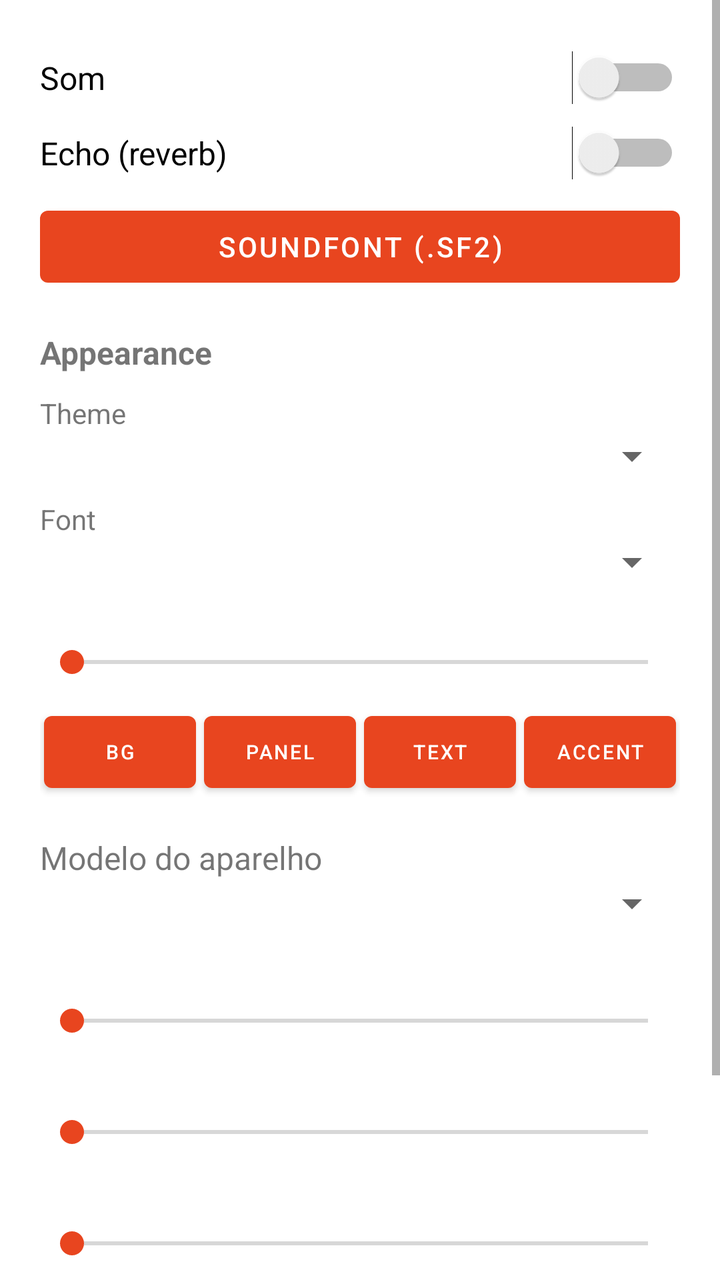
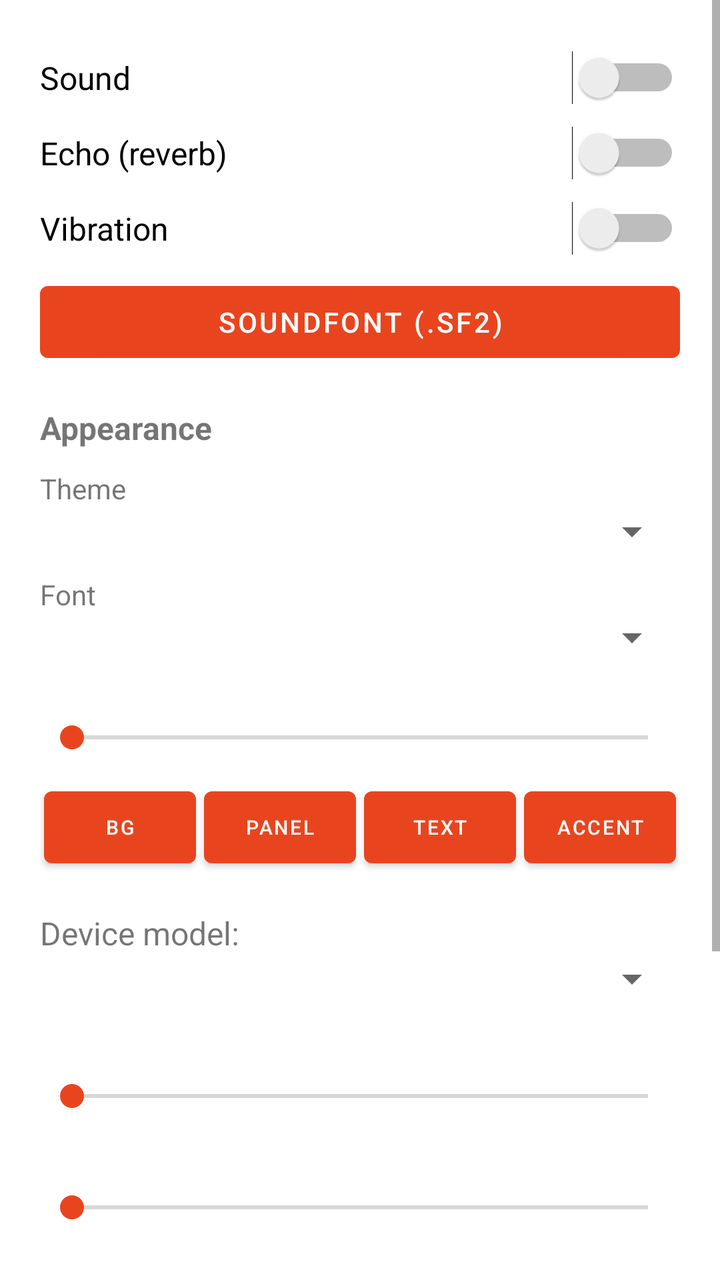

The first picture is an Android layout as it rendered before a commit; the second is the same layout after the commit. The layout source and the unified diff follow.
<!-- AndroidManifest.xml: application theme AppTheme -->
<!-- res/layout/activity_settings.xml -->
<?xml version="1.0" encoding="utf-8"?>
<ScrollView xmlns:android="http://schemas.android.com/apk/res/android"
    android:layout_width="match_parent"
    android:layout_height="match_parent">

    <LinearLayout
        android:layout_width="match_parent"
        android:layout_height="wrap_content"
        android:orientation="vertical"
        android:padding="20dp">

        <Switch
            android:id="@+id/sound"
            android:layout_width="match_parent"
            android:layout_height="wrap_content"
            android:text="@string/settings_sound"
            android:textSize="16sp"
            android:paddingTop="8dp"
            android:paddingBottom="8dp" />

        <Switch
            android:id="@+id/reverb"
            android:layout_width="match_parent"
            android:layout_height="wrap_content"
            android:text="Echo (reverb)"
            android:textSize="16sp"
            android:paddingTop="8dp"
            android:paddingBottom="8dp" />

        <Button
            android:id="@+id/soundfont"
            android:layout_width="match_parent"
            android:layout_height="wrap_content"
            android:layout_marginTop="4dp"
            android:text="Soundfont (.sf2)" />

        <TextView
            android:id="@+id/apTitle"
            android:layout_width="match_parent"
            android:layout_height="wrap_content"
            android:text="Appearance"
            android:textStyle="bold"
            android:textSize="16sp"
            android:paddingTop="18dp" />

        <TextView
            android:id="@+id/themeLabel"
            android:layout_width="match_parent"
            android:layout_height="wrap_content"
            android:text="Theme"
            android:textSize="14sp"
            android:paddingTop="10dp" />

        <Spinner
            android:id="@+id/themeSpin"
            android:layout_width="match_parent"
            android:layout_height="wrap_content" />

        <TextView
            android:id="@+id/fontLabel2"
            android:layout_width="match_parent"
            android:layout_height="wrap_content"
            android:text="Font"
            android:textSize="14sp"
            android:paddingTop="10dp" />

        <Spinner
            android:id="@+id/fontSpin"
            android:layout_width="match_parent"
            android:layout_height="wrap_content" />

        <TextView
            android:id="@+id/sizeLabel"
            android:layout_width="match_parent"
            android:layout_height="wrap_content"
            android:textSize="14sp"
            android:paddingTop="10dp" />

        <SeekBar
            android:id="@+id/fontSizeBar"
            android:layout_width="match_parent"
            android:layout_height="wrap_content" />

        <LinearLayout
            android:layout_width="match_parent"
            android:layout_height="wrap_content"
            android:orientation="horizontal"
            android:paddingTop="10dp">

            <Button
                android:id="@+id/swBg"
                android:layout_width="0dp"
                android:layout_height="wrap_content"
                android:layout_weight="1"
                android:layout_margin="2dp"
                android:textSize="10sp"
                android:text="BG" />

            <Button
                android:id="@+id/swPanel"
                android:layout_width="0dp"
                android:layout_height="wrap_content"
                android:layout_weight="1"
                android:layout_margin="2dp"
                android:textSize="10sp"
                android:text="Panel" />

            <Button
                android:id="@+id/swText"
                android:layout_width="0dp"
                android:layout_height="wrap_content"
                android:layout_weight="1"
                android:layout_margin="2dp"
                android:textSize="10sp"
                android:text="Text" />

            <Button
                android:id="@+id/swAccent"
                android:layout_width="0dp"
                android:layout_height="wrap_content"
                android:layout_weight="1"
                android:layout_margin="2dp"
                android:textSize="10sp"
                android:text="Accent" />
        </LinearLayout>

        <TextView
            android:layout_width="match_parent"
            android:layout_height="wrap_content"
            android:text="@string/settings_device"
            android:textSize="16sp"
            android:paddingTop="16dp" />

        <Spinner
            android:id="@+id/device"
            android:layout_width="match_parent"
            android:layout_height="wrap_content" />

        <TextView
            android:id="@+id/gammaLabel"
            android:layout_width="match_parent"
            android:layout_height="wrap_content"
            android:textSize="16sp"
            android:paddingTop="16dp" />

        <SeekBar
            android:id="@+id/gamma"
            android:layout_width="match_parent"
            android:layout_height="wrap_content" />

        <TextView
            android:id="@+id/fpsLabel"
            android:layout_width="match_parent"
            android:layout_height="wrap_content"
            android:textSize="16sp"
            android:paddingTop="16dp" />

        <SeekBar
            android:id="@+id/fps"
            android:layout_width="match_parent"
            android:layout_height="wrap_content" />

        <TextView
            android:id="@+id/screenLabel"
            android:layout_width="match_parent"
            android:layout_height="wrap_content"
            android:textSize="16sp"
            android:paddingTop="16dp" />

        <SeekBar
            android:id="@+id/screenTop"
            android:layout_width="match_parent"
            android:layout_height="wrap_content" />

        <TextView
            android:id="@+id/fontLabel"
            android:layout_width="match_parent"
            android:layout_height="wrap_content"
            android:textSize="16sp"
            android:paddingTop="16dp" />

        <SeekBar
            android:id="@+id/fontScale"
            android:layout_width="match_parent"
            android:layout_height="wrap_content" />

        <TextView
            android:id="@+id/hdLabel"
            android:layout_width="match_parent"
            android:layout_height="wrap_content"
            android:textSize="16sp"
            android:paddingTop="16dp" />

        <SeekBar
            android:id="@+id/hdScale"
            android:layout_width="match_parent"
            android:layout_height="wrap_content" />
    </LinearLayout>
</ScrollView>
<!-- resources referenced by this layout -->
<resources>
  <string name="settings_device">Modelo do aparelho</string>
  <string name="settings_sound">Som</string>
  <style name="AppTheme" parent="Theme.MaterialComponents.Light.DarkActionBar">
          <item name="colorPrimary">@color/wolphun_orange</item>
          <item name="colorPrimaryDark">@color/wolphun_orange_dark</item>
          <item name="colorAccent">@color/wolphun_orange</item>
      </style>
  <color name="wolphun_orange">#E8451F</color>
  <color name="wolphun_orange_dark">#C0341A</color>
</resources>

<!-- the commit's change to res/layout/activity_settings.xml (unified diff, before → after) -->
@@ -27,6 +27,15 @@
             android:paddingTop="8dp"
             android:paddingBottom="8dp" />
 
+        <Switch
+            android:id="@+id/vibrate"
+            android:layout_width="match_parent"
+            android:layout_height="wrap_content"
+            android:text="Vibration"
+            android:textSize="16sp"
+            android:paddingTop="8dp"
+            android:paddingBottom="8dp" />
+
         <Button
             android:id="@+id/soundfont"
             android:layout_width="match_parent"
@@ -125,6 +134,7 @@
         </LinearLayout>
 
         <TextView
+            android:id="@+id/deviceLabel"
             android:layout_width="match_parent"
             android:layout_height="wrap_content"
             android:text="@string/settings_device"
@@ -195,5 +205,18 @@
             android:id="@+id/hdScale"
             android:layout_width="match_parent"
             android:layout_height="wrap_content" />
+
+        <TextView
+            android:id="@+id/texFilterLabel"
+            android:layout_width="match_parent"
+            android:layout_height="wrap_content"
+            android:textSize="16sp"
+            android:paddingTop="16dp" />
+
+        <Spinner
+            android:id="@+id/texFilter"
+            android:layout_width="match_parent"
+            android:layout_height="wrap_content" />
+
     </LinearLayout>
 </ScrollView>
<!-- resource entries referenced after the edit -->
@@ -1,7 +1,7 @@
 <!-- resources referenced by this layout -->
 <resources>
-  <string name="settings_device">Modelo do aparelho</string>
-  <string name="settings_sound">Som</string>
+  <string name="settings_device">Device model:</string>
+  <string name="settings_sound">Sound</string>
   <style name="AppTheme" parent="Theme.MaterialComponents.Light.DarkActionBar">
           <item name="colorPrimary">@color/wolphun_orange</item>
           <item name="colorPrimaryDark">@color/wolphun_orange_dark</item>
